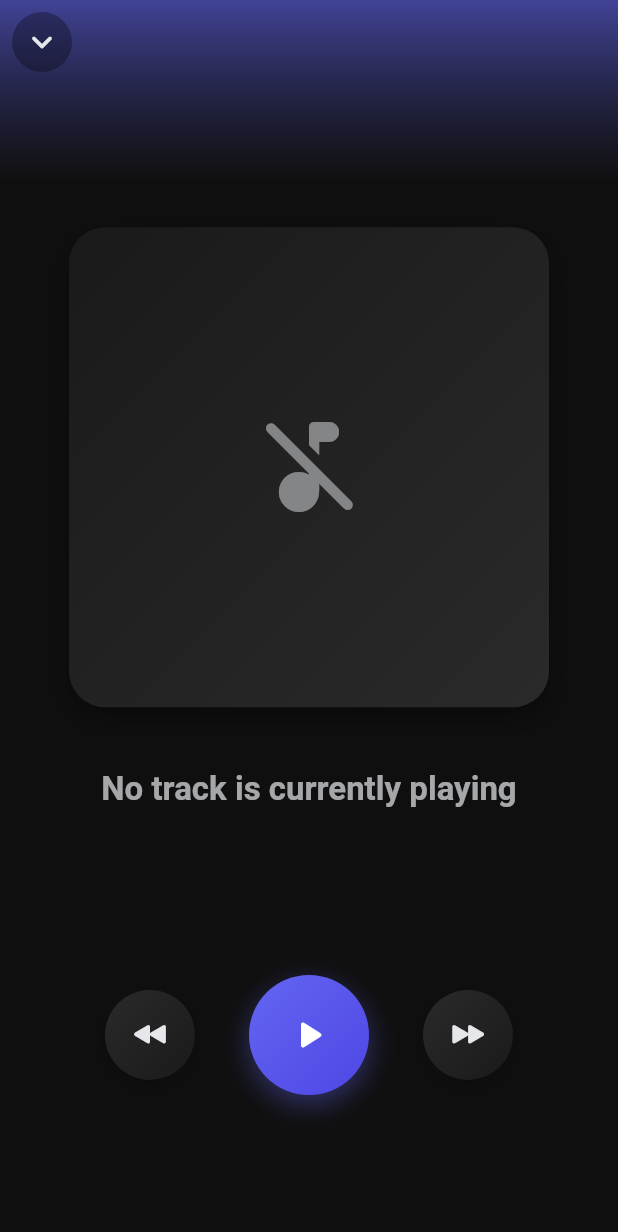
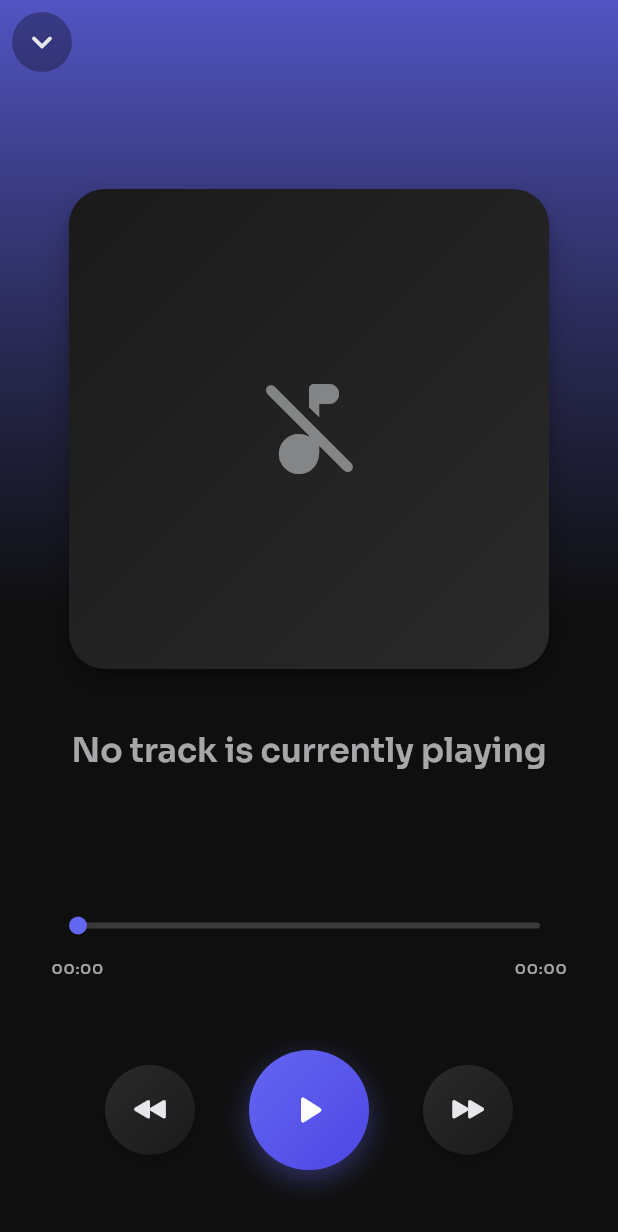
Before and after one commit to aaleccoder/sabrinamusicplayer, a Flutter app: the PlayerScreen screen opened directly, on a phone screen of 412 x 824 dp. Shown: the top 1232 px of the screen. Run offline on Flutter 3.47's test engine with Material 3 defaults, Android fonts, the phone set to English and light mode, and no system bars; our stand-ins replace drift, drift_flutter, file_picker, flutter_riverpod, image_picker, just_audio and 4 more; missing offline and left inert: dart:ffi; accounts and stored records are empty; generated files the repository leaves out were written again.

Commit message:
Refactor code structure for improved readability and maintainability

```diff
--- a/lib/screens/player_screen.dart
+++ b/lib/screens/player_screen.dart
@@ -6,6 +6,8 @@ import 'package:flutter/material.dart';
 import 'package:flutter_application_1/main.dart';
 import 'package:flutter_application_1/services/metadata_service.dart';
 import 'package:flutter_application_1/theme.dart';
+import 'package:flutter_application_1/services/audio_service.dart';
+import 'package:palette_generator/palette_generator.dart';
 import 'package:flutter_riverpod/flutter_riverpod.dart';
 
 class PlayerScreen extends ConsumerStatefulWidget {
@@ -68,16 +70,22 @@ class _PlayerScreenState extends ConsumerState<PlayerScreen>
       if (uri.isScheme('file')) {
         final file = File.fromUri(uri);
         if (file.existsSync()) {
-          // This is a simplified color extraction - in a real app you'd use a package like palette_generator
-          return [
-            AppTheme.primary.withOpacity(0.8),
-            AppTheme.secondary.withOpacity(0.6),
-            AppTheme.background,
-          ];
+          final imageProvider = FileImage(file);
+          final palette = await PaletteGenerator.fromImageProvider(
+            imageProvider,
+            size: const Size(100, 100), // Smaller size for faster processing
+          );
+
+          final dominantColor =
+              palette.dominantColor?.color ?? AppTheme.primary;
+          final vibrantColor =
+              palette.vibrantColor?.color ?? AppTheme.secondary;
+
+          return [dominantColor, vibrantColor, AppTheme.background];
         }
       }
     } catch (e) {
-      // Fallback
+      // Fallback to default colors
     }
 
     return [AppTheme.primary, AppTheme.background];
@@ -88,6 +96,21 @@ class _PlayerScreenState extends ConsumerState<PlayerScreen>
     final audioService = ref.watch(audioPlayerNotifierProvider.notifier);
     final audioState = ref.watch(audioPlayerNotifierProvider);
     final currentTrack = audioState.currentTrack;
+
+    ref.listen(
+      audioPlayerNotifierProvider.select((value) => value.currentTrack),
+      (previous, next) {
+        if (previous != next && next != null) {
+          _extractColorsFromImage(next.cover).then((colors) {
+            if (mounted) {
+              setState(() {
+                _dominantColors = colors;
+              });
+            }
+          });
+        }
+      },
+    );
 
     return GestureDetector(
       onVerticalDragEnd: (details) {
@@ -131,30 +154,24 @@ class _PlayerScreenState extends ConsumerState<PlayerScreen>
           position: _slideAnimation,
           child: ScaleTransition(
             scale: _scaleAnimation,
-            child: FutureBuilder<List<Color>>(
-              future: _extractColorsFromImage(currentTrack?.cover),
-              builder: (context, colorSnapshot) {
-                final colors = colorSnapshot.data ?? _dominantColors;
-
-                return Container(
+            child: AnimatedContainer(
+              duration: AppTheme.animationSlow,
               decoration: BoxDecoration(
                 gradient: LinearGradient(
                   begin: Alignment.topCenter,
-                      end: Alignment.center,
+                  end: Alignment.bottomCenter,
                   colors: [
-                        colors[0].withOpacity(0.6),
-                        colors.length > 1
-                            ? colors[1].withOpacity(0.4)
-                            : colors[0].withOpacity(0.3),
-                        AppTheme.background.withOpacity(0.9),
+                    _dominantColors[0].withOpacity(0.8),
+                    _dominantColors.length > 1
+                        ? _dominantColors[1].withOpacity(0.6)
+                        : _dominantColors[0].withOpacity(0.5),
                     AppTheme.background,
                   ],
-                      stops: const [0.0, 0.3, 0.7, 1.0],
                 ),
               ),
               child: SafeArea(
                 child: Padding(
-                      padding: const EdgeInsets.all(10),
+                  padding: const EdgeInsets.fromLTRB(10, 10, 10, 0),
                   child: Column(
                     children: [
                       const Spacer(),
@@ -162,16 +179,14 @@ class _PlayerScreenState extends ConsumerState<PlayerScreen>
                       const SizedBox(height: 40),
                       _buildTrackInfoSection(currentTrack),
                       const Spacer(),
+                      _buildSeekerSection(audioService, audioState),
                       _buildControlsSection(audioService, audioState),
                       const SizedBox(height: 20),
                       _buildAudioInfoSection(currentTrack),
-                          const SizedBox(height: 40),
                     ],
                   ),
                 ),
               ),
-                );
-              },
             ),
           ),
         ),
@@ -183,9 +198,20 @@ class _PlayerScreenState extends ConsumerState<PlayerScreen>
     return AnimatedSwitcher(
       duration: AppTheme.animationSlow,
       transitionBuilder: (Widget child, Animation<double> animation) {
+        final slideAnimation =
+            Tween<Offset>(
+              begin: const Offset(0.5, 0.0),
+              end: Offset.zero,
+            ).animate(
+              CurvedAnimation(parent: animation, curve: Curves.easeOutCubic),
+            );
+
         return FadeTransition(
           opacity: animation,
+          child: SlideTransition(
+            position: slideAnimation,
             child: ScaleTransition(scale: animation, child: child),
+          ),
         );
       },
       child: currentTrack != null
@@ -385,6 +411,75 @@ class _PlayerScreenState extends ConsumerState<PlayerScreen>
     );
   }
 
+  Widget _buildSeekerSection(
+    AudioPlayerNotifier audioService,
+    AudioPlayerState audioState,
+  ) {
+    final duration = audioState.duration ?? Duration.zero;
+    final position = audioState.position;
+
+    final double sliderMax = duration.inMilliseconds > 0
+        ? duration.inMilliseconds.toDouble()
+        : 1.0;
+    final double sliderValue = position.inMilliseconds.toDouble().clamp(
+      0.0,
+      sliderMax,
+    );
+
+    return Container(
+      padding: AppTheme.paddingLg,
+      child: Column(
+        children: [
+          SliderTheme(
+            data: SliderTheme.of(context).copyWith(
+              trackHeight: 4.0,
+              thumbShape: const RoundSliderThumbShape(enabledThumbRadius: 6.0),
+              overlayShape: const RoundSliderOverlayShape(overlayRadius: 18.0),
+              activeTrackColor: AppTheme.primary,
+              inactiveTrackColor: AppTheme.onSurface.withOpacity(0.2),
+              thumbColor: AppTheme.primary,
+              overlayColor: AppTheme.primary.withOpacity(0.2),
+            ),
+            child: Slider(
+              value: sliderValue,
+              max: sliderMax,
+              onChanged: (value) {
+                audioService.seek(Duration(milliseconds: value.toInt()));
+              },
+            ),
+          ),
+          const SizedBox(height: 4),
+          Row(
+            mainAxisAlignment: MainAxisAlignment.spaceBetween,
+            children: [
+              Text(
+                _formatDuration(position),
+                style: AppTheme.textTheme.labelSmall?.copyWith(
+                  color: AppTheme.onSurface.withOpacity(0.7),
+                  fontWeight: FontWeight.w500,
+                ),
+              ),
+              Text(
+                _formatDuration(duration),
+                style: AppTheme.textTheme.labelSmall?.copyWith(
+                  color: AppTheme.onSurface.withOpacity(0.7),
+                  fontWeight: FontWeight.w500,
+                ),
+              ),
+            ],
+          ),
+        ],
+      ),
+    );
+  }
+
+  String _formatDuration(Duration duration) {
+    String twoDigits(int n) => n.toString().padLeft(2, '0');
+    final minutes = twoDigits(duration.inMinutes.remainder(60));
+    final seconds = twoDigits(duration.inSeconds.remainder(60));
+    return '$minutes:$seconds';
+  }
+
   Widget _buildControlsSection(audioService, audioState) {
     return Container(
       padding: AppTheme.paddingLg,
```
Also changed, not shown: lib/main.dart (+6 -4 lines), lib/services/audio_service.dart (+89 -25 lines), lib/widgets/song_list_view.dart (+46 -0 lines), pubspec.yaml (+8 -0 lines), assets/fonts/Sora-VariableFont_wght.ttf (added), assets/fonts/SpaceMono-Regular.ttf (added), assets/images/adaptive-icon.png (added), assets/images/favicon.png (added), assets/images/icon.png (added), assets/images/partial-react-logo.png (added), assets/images/react-logo.png (added), assets/images/react-logo@2x.png (added), assets/images/react-logo@3x.png (added), assets/images/splash-icon.png (added), 1 more files. Lines whose indentation alone changed are shown as unchanged.
